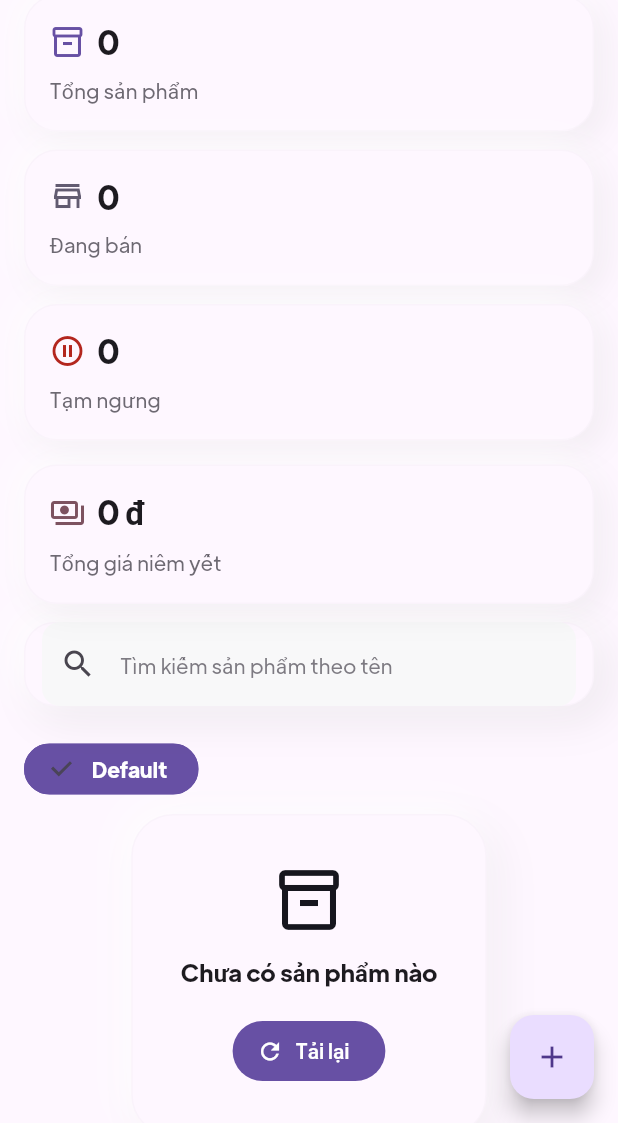
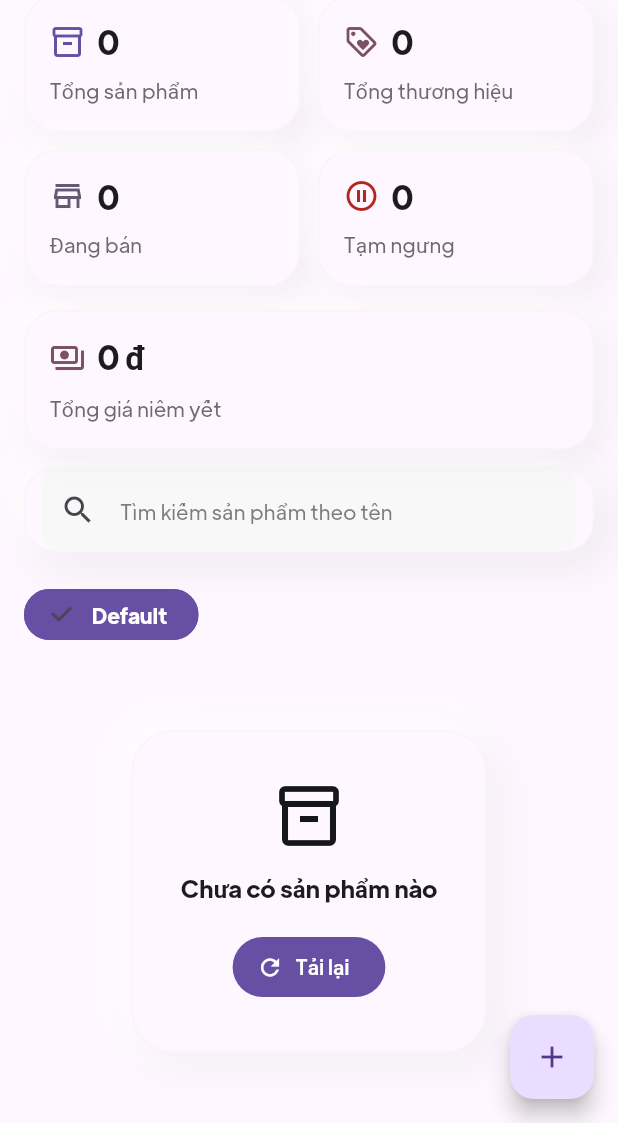
Before and after one commit to FirstAndroidJourney/Flutter-CellphoneZ, a Flutter app: the ProductListScreen screen opened by its route, on a phone screen of 412 x 824 dp, the part 113-1236 px from its top. Run offline on Flutter 3.47's test engine with Material 3 defaults, Android fonts, the phone set to English and light mode, and no system bars; our stand-ins replace bloc, cached_network_image, equatable, flutter_bloc, flutter_dotenv, flutter_svg and 8 more; missing offline and left inert: vnpay_flutter; accounts and stored records are empty.

Commit message:
refactor: add total brands calculation and update stats section layout in ProductListScreen

```diff
--- a/lib/admin/products/view/product_list_screen.dart
+++ b/lib/admin/products/view/product_list_screen.dart
@@ -94,6 +94,12 @@ class _ProductListScreenState extends State<ProductListScreen> {
   }
 
   int get _totalProducts => _products.length;
+
+  int get _totalBrands => _products
+      .map((product) => product.categoryId.trim())
+      .where((categoryId) => categoryId.isNotEmpty)
+      .toSet()
+      .length;
 
   int get _availableProducts =>
       _products.where((product) => product.isAvailable).length;
@@ -389,6 +395,7 @@ class _ProductListScreenState extends State<ProductListScreen> {
           SliverToBoxAdapter(
               child: _StatsSection(
             totalProducts: _totalProducts,
+            totalBrands: _totalBrands,
             availableProducts: _availableProducts,
             unavailableProducts: _unavailableProducts,
             totalInventoryValue: _totalInventoryValue,
@@ -468,12 +475,14 @@ class _ProductListScreenState extends State<ProductListScreen> {
 class _StatsSection extends StatelessWidget {
   const _StatsSection({
     required this.totalProducts,
+    required this.totalBrands,
     required this.availableProducts,
     required this.unavailableProducts,
     required this.totalInventoryValue,
   });
 
   final int totalProducts;
+  final int totalBrands;
   final int availableProducts;
   final int unavailableProducts;
   final double totalInventoryValue;
@@ -490,48 +499,83 @@ class _StatsSection extends StatelessWidget {
 
     final totalValueLabel = currency.format(totalInventoryValue);
 
-    return Padding(
-      padding: const EdgeInsets.fromLTRB(16, 0, 16, 12),
-      child: LayoutBuilder(
-        builder: (context, constraints) {
-          final stackCards = constraints.maxWidth < 720;
-          final children = [
-            _StatCard(
+    final totalProductsCard = _StatCard(
       icon: Icons.inventory_2_outlined,
       label: 'Tổng sản phẩm',
       value: totalProducts.toString(),
       iconColor: colorScheme.primary,
-            ),
-            _StatCard(
+    );
+
+    final totalBrandsCard = _StatCard(
+      icon: Icons.loyalty_outlined,
+      label: 'Tổng thương hiệu',
+      value: totalBrands.toString(),
+      iconColor: colorScheme.tertiary,
+    );
+
+    final availableCard = _StatCard(
       icon: Icons.store_mall_directory_outlined,
       label: 'Đang bán',
       value: availableProducts.toString(),
       iconColor: colorScheme.secondary,
-            ),
-            _StatCard(
+    );
+
+    final unavailableCard = _StatCard(
       icon: Icons.pause_circle_outline,
       label: 'Tạm ngưng',
       value: unavailableProducts.toString(),
       iconColor: colorScheme.error,
-            ),
-          ];
+    );
 
-          if (stackCards) {
-            return Column(
-              crossAxisAlignment: CrossAxisAlignment.stretch,
-              children: [
-                for (int i = 0; i < children.length; i++) ...[
-                  children[i],
-                  if (i != children.length - 1) const SizedBox(height: 12),
-                ],
-                const SizedBox(height: 16),
-                _StatCard(
+    final totalValueCard = _StatCard(
       icon: Icons.payments_outlined,
       label: 'Tổng giá niêm yết',
       value: totalValueLabel,
       iconColor: colorScheme.tertiary,
       isFullWidth: true,
+    );
+
+    return Padding(
+      padding: const EdgeInsets.fromLTRB(16, 0, 16, 12),
+      child: LayoutBuilder(
+        builder: (context, constraints) {
+          final isCompact = constraints.maxWidth < 720;
+
+          if (isCompact) {
+            const wrapSpacing = 12.0;
+            const wrapRunSpacing = 12.0;
+            final availableWidth = constraints.maxWidth;
+            final cardWidth = availableWidth > wrapSpacing
+                ? (availableWidth - wrapSpacing) / 2
+                : availableWidth;
+
+            return Column(
+              crossAxisAlignment: CrossAxisAlignment.stretch,
+              children: [
+                Wrap(
+                  spacing: wrapSpacing,
+                  runSpacing: wrapRunSpacing,
+                  children: [
+                    SizedBox(
+                      width: cardWidth,
+                      child: totalProductsCard,
                     ),
+                    SizedBox(
+                      width: cardWidth,
+                      child: totalBrandsCard,
+                    ),
+                    SizedBox(
+                      width: cardWidth,
+                      child: availableCard,
+                    ),
+                    SizedBox(
+                      width: cardWidth,
+                      child: unavailableCard,
+                    ),
+                  ],
+                ),
+                const SizedBox(height: 16),
+                totalValueCard,
               ],
             );
           }
@@ -541,20 +585,21 @@ class _StatsSection extends StatelessWidget {
             children: [
               Row(
                 children: [
-                  for (int i = 0; i < children.length; i++) ...[
-                    Expanded(child: children[i]),
-                    if (i != children.length - 1) const SizedBox(width: 16),
-                  ],
+                  Expanded(child: totalProductsCard),
+                  const SizedBox(width: 16),
+                  Expanded(child: totalBrandsCard),
                 ],
               ),
               const SizedBox(height: 12),
-              _StatCard(
-                icon: Icons.payments_outlined,
-                label: 'Tổng giá niêm yết',
-                value: totalValueLabel,
-                iconColor: colorScheme.tertiary,
-                isFullWidth: true,
+              Row(
+                children: [
+                  Expanded(child: availableCard),
+                  const SizedBox(width: 16),
+                  Expanded(child: unavailableCard),
+                ],
               ),
+              const SizedBox(height: 12),
+              totalValueCard,
             ],
           );
         },
```
Lines whose indentation alone changed are shown as unchanged.
